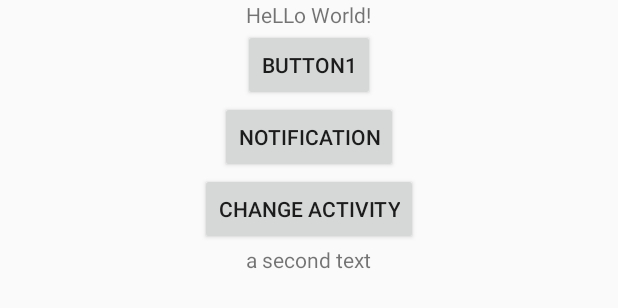
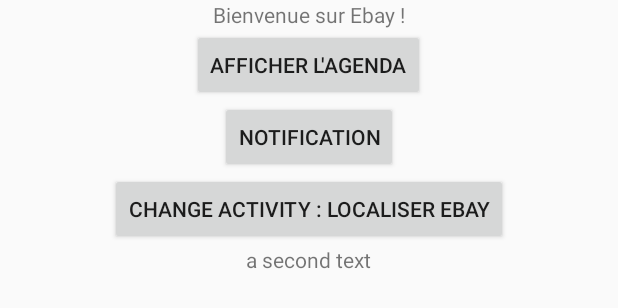
Before and after one commit to Axe1-5/ebay, an Android app: the layout activity_main.xml on its own in the app's theme, with its tools: preview values and no code run, on a phone screen of 412 x 824 dp. Shown: the top 308 px of the screen. Run offline under Robolectric (Android 15) with nearby library versions, the phone set to English and light mode, and no system bars.

```diff
--- a/app/src/main/AndroidManifest.xml
+++ b/app/src/main/AndroidManifest.xml
@@ -19,7 +19,7 @@
         <activity android:name=".SecondActivity" />
 
         <service
-            android:name=".GetBiersServices"
+            android:name=".GetArticles"
             android:exported="false"></service>
     </application>
 
--- a/app/src/main/java/org/esiea/patel_verrier/ebay/SecondActivity.java
+++ b/app/src/main/java/org/esiea/patel_verrier/ebay/SecondActivity.java
@@ -36,7 +36,7 @@ public class SecondActivity extends AppCompatActivity {
     }
 
     public void clickButtonGeo(View view){
-        startActivity(new Intent(Intent.ACTION_VIEW, Uri.parse("geo:0,0?q=Londre")));
+        startActivity(new Intent(Intent.ACTION_VIEW, Uri.parse("geo:0,0?q=eBay, Heron Square, Richmond, Royaume-Uni")));
     }
 
 
--- a/app/src/main/res/layout-land/activity_main.xml
+++ b/app/src/main/res/layout-land/activity_main.xml
@@ -10,7 +10,7 @@
         android:layout_above="@+id/button1"
         android:layout_centerHorizontal="true"
         android:layout_marginBottom="23dp"
-        android:text="@string/text1" />
+        android:text="Bienvenue sur Ebay !" />
 
     <Button
         android:id="@+id/button1"
@@ -18,7 +18,7 @@
         android:layout_height="wrap_content"
         android:layout_centerHorizontal="true"
         android:layout_centerVertical="true"
-        android:text="@string/Button1Txt"
+        android:text="Afficher l'agenda"
         android:onClick="clickButton1"/>
 
     <TextView
@@ -37,6 +37,6 @@
         android:layout_centerHorizontal="true"
         android:layout_marginBottom="15dp"
         android:onClick="clickButton3"
-        android:text="@string/ButtonChangeActivity" />
+        android:text="Change activity : Localiser Ebay" />
 
 </RelativeLayout>
--- a/app/src/main/res/layout/activity_main.xml
+++ b/app/src/main/res/layout/activity_main.xml
@@ -6,16 +6,16 @@
     android:layout_height="match_parent"
     android:gravity="center"
     android:orientation="vertical"
-    tools:context="com.akiya.myfirstapp.MainActivity">
+    tools:context="org.esiea.patel_verrier.ebay.MainActivity">
 
     <TextView
         android:layout_width="wrap_content"
         android:layout_height="wrap_content"
-        android:text="@string/text1" />
+        android:text="Bienvenue sur Ebay !" />
     <Button
         android:layout_width="wrap_content"
         android:layout_height="wrap_content"
-        android:text="@string/Button1Txt"
+        android:text="Afficher l'agenda"
         android:onClick="clickButton1"/>
     <Button
         android:layout_width="wrap_content"
@@ -25,7 +25,7 @@
     <Button
         android:layout_width="wrap_content"
         android:layout_height="wrap_content"
-        android:text="@string/ButtonChangeActivity"
+        android:text="Change Activity : Localiser Ebay"
         android:onClick="clickButton3"/>
     <TextView
         android:id="@id/textView"
--- a/app/src/main/res/layout/activity_second.xml
+++ b/app/src/main/res/layout/activity_second.xml
@@ -9,12 +9,12 @@
     <Button
         android:layout_width="wrap_content"
         android:layout_height="wrap_content"
-        android:text="@string/ButtonChangeActivity"
+        android:text="Revenir à l'écran précédent"
         android:onClick="clickButton3"/>
     <Button
         android:layout_width="wrap_content"
         android:layout_height="wrap_content"
-        android:text="@string/ButtonGeo"
+        android:text="Localisation de Ebay"
         android:onClick="clickButtonGeo"/>
 
 
--- a/app/src/main/res/values/strings.xml
+++ b/app/src/main/res/values/strings.xml
@@ -1,10 +1,10 @@
 <resources>
-    <string name="app_name">MyFirstApp</string>
-    <string name="text1">HeLLo World!</string>
-    <string name="Button1Txt">Button1</string>
+    <string name="app_name">EbayENG</string>
+    <string name="text1">Welcome on Ebay !</string>
+    <string name="Button1Txt">Show agenda</string>
     <string name="Button2Txt">Notification</string>
     <string name="text2">a second text</string>
-    <string name="msg"> A big toast </string>
-    <string name="ButtonChangeActivity">Change activity</string>
-    <string name="ButtonGeo">London localisation</string>
+    <string name="msg"> Whe are open everyday of the year ! </string>
+    <string name="ButtonChangeActivity">Change activity : Localisation of Ebay</string>
+    <string name="ButtonGeo">Ebay localisation</string>
 </resources>
```
Also changed, not shown: app/src/main/java/org/esiea/patel_verrier/ebay/GetBiersServices.java (deleted, +0 -106 lines), app/src/main/java/org/esiea/patel_verrier/ebay/MainActivity.java (+5 -5 lines), app/src/main/java/org/esiea/patel_verrier/ebay/PokemonAdapter.java (deleted, +0 -66 lines), app/src/main/java/org/esiea/patel_verrier/ebay/PokemonUpdate.java (deleted, +0 -11 lines), 1 other file.
